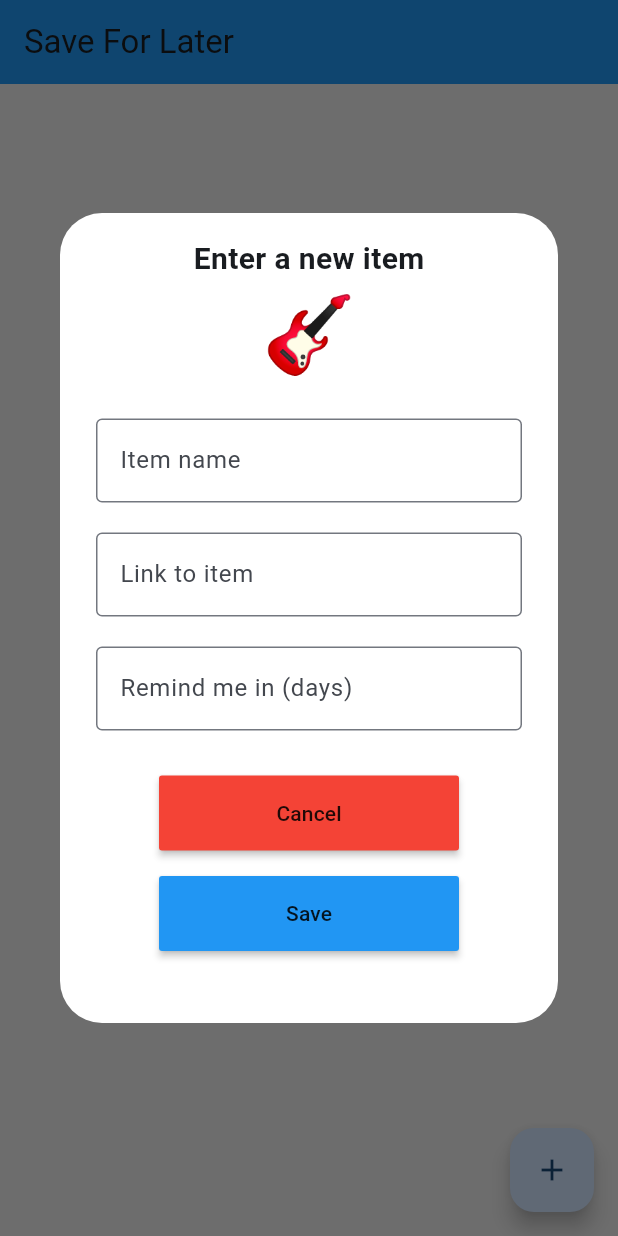
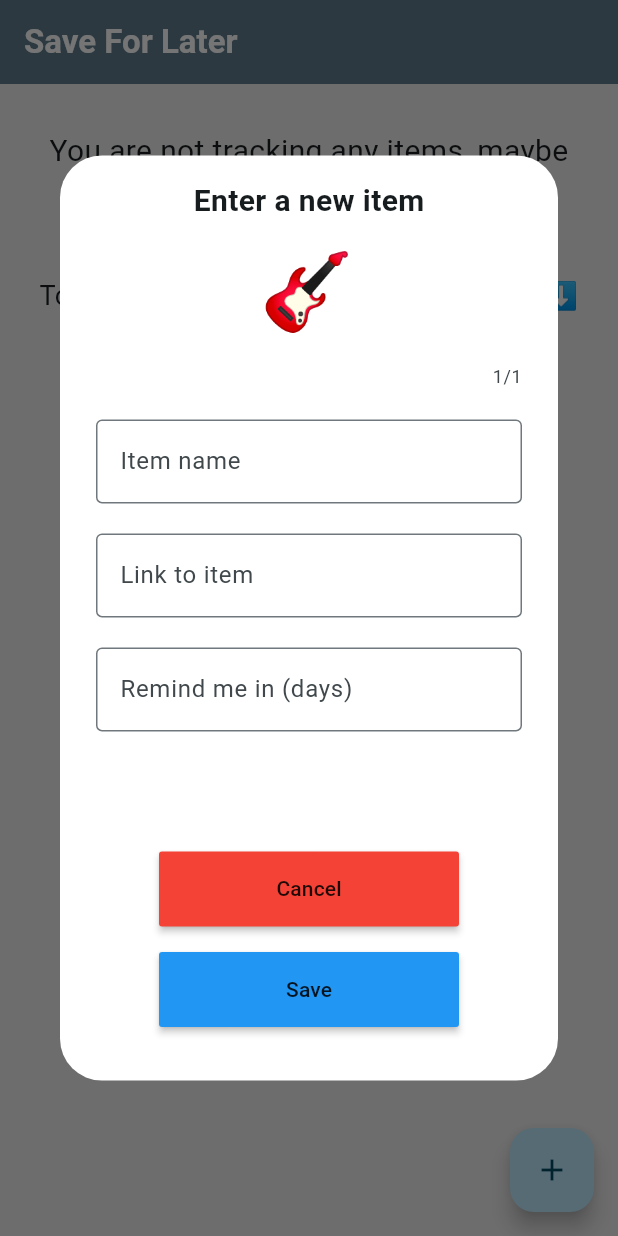
Before and after one commit to msetaro/SaveForLater, a Flutter app: the screen it shows after launch, after a tap on the "add" icon, on a phone screen of 412 x 824 dp. Run offline on Flutter 3.47's test engine with Material 3 defaults, Android fonts, the phone set to English and light mode, and no system bars; our stand-ins replace emoji_picker_flutter, flutter_slidable, hive_flutter; accounts and stored records are empty.

Commit message:
emoji picking kinda

```diff
--- a/lib/home_page.dart
+++ b/lib/home_page.dart
@@ -1,11 +1,14 @@
 import 'dart:math';
 
+import 'package:emoji_picker_flutter/emoji_picker_flutter.dart';
 import 'package:flutter/material.dart';
 import 'package:flutter/services.dart';
 import 'package:hive_flutter/hive_flutter.dart';
 import 'package:save_for_later/util/database.dart';
 import 'package:save_for_later/util/for_later_tile.dart';
 import 'package:save_for_later/util/tile_model.dart';
+
+import 'package:flutter/foundation.dart' as foundation;
 
 class HomePage extends StatefulWidget {
   const HomePage({super.key});
@@ -19,6 +22,7 @@ class _HomePageState extends State<HomePage> {
   final TextEditingController _itemNameController = TextEditingController();
   final TextEditingController _linkController = TextEditingController();
   final TextEditingController _reminderIntController = TextEditingController();
+  final TextEditingController _emojiPickerController = TextEditingController();
 
   Database db = Database();
   String chosenEmoji = "";
@@ -47,6 +51,7 @@ class _HomePageState extends State<HomePage> {
     _itemNameController.clear();
     _linkController.clear();
     _reminderIntController.clear();
+    _emojiPickerController.clear();
     Navigator.of(context).pop();
   }
 
@@ -56,7 +61,7 @@ class _HomePageState extends State<HomePage> {
     setState(() {
           db.storage.add(
           TileModel(
-            emoji: '🩷',
+            emoji: _emojiPickerController.text,
             customName: _itemNameController.text,
             linkToProduct: _linkController.text,
             daysTillNotification: int.parse(_reminderIntController.text)
@@ -77,15 +82,17 @@ class _HomePageState extends State<HomePage> {
   }
 
   void createNewItem() {
-    chosenEmoji = randEmoji();
+    _emojiPickerController.text = randEmoji();
     showDialog(
       context: context,
+      barrierDismissible: false,
       builder: (context) {
         return AlertDialog(
           backgroundColor: Colors.white,
-          content: Container(
-            height: 500,
-            width: 400,
+          content: SingleChildScrollView(
+            child: Container(
+              height: MediaQuery.of(context).size.height * .70,
+              width: MediaQuery.of(context).size.width,
               child: Column(
                 children: [
                   const Text(
@@ -97,10 +104,19 @@ class _HomePageState extends State<HomePage> {
                   ),
 
                   // emoji picker -- need to pick random emoji
-                Text(chosenEmoji,
-                  style:
-                  const TextStyle(fontSize: 50)
+                  TextField(
+                    controller: _emojiPickerController,
+                    style: const TextStyle(fontSize: 50),
+                    keyboardType: TextInputType.text,
+                    maxLength: 1,
+                    textAlign: TextAlign.center,
+                    decoration: const InputDecoration(border: InputBorder.none),
+                    inputFormatters: [FilteringTextInputFormatter.allow(
+                      RegExp(
+                        r'[\u{1F600}-\u{1F64F}\u{1F300}-\u{1F5FF}\u{1F680}-\u{1F6FF}\u{1F700}-\u{1F77F}\u{1F780}-\u{1F7FF}\u{1F800}-\u{1F8FF}\u{1F900}-\u{1F9FF}\u{2600}-\u{26FF}\u{2700}-\u{27BF}]',
+                         unicode: true)),],
                   ),
+
 
                   const SizedBox(height: 20),
 
@@ -137,7 +153,7 @@ class _HomePageState extends State<HomePage> {
                     inputFormatters: [FilteringTextInputFormatter.digitsOnly],
                   ),
 
-                const SizedBox(height: 30),
+                  const SizedBox(height: 80),
 
                   // Cancel
                   MaterialButton(
@@ -161,6 +177,7 @@ class _HomePageState extends State<HomePage> {
 
                 ]),
             ),
+          ),
         );
       }
     );
@@ -176,12 +193,36 @@ class _HomePageState extends State<HomePage> {
       backgroundColor: Colors.grey[200],
 
       appBar: AppBar(
-        backgroundColor: Colors.blue,
-        title: const Text("Save For Later"),
+        backgroundColor: Colors.blueGrey,
+        title: const Text("Save For Later",
+          style: TextStyle(color: Colors.white, fontWeight: FontWeight.bold),),
         elevation: 0,
       ),
 
-      body: ListView.builder(
+      body: Container(
+        child: db.storage.isEmpty ?
+        Container(
+          padding: const EdgeInsets.fromLTRB(10, 30, 10, 30),
+          child:
+              const Column(
+                children: [
+                  Text(
+                    "You are not tracking any items, maybe that's a good thing 😅",
+                    style: TextStyle(fontSize: 20),
+                    textAlign: TextAlign.center,
+                  ),
+
+                  SizedBox(height: 40),
+
+                  Text(
+                    "To add a new item, tap the '+' icon below ⬇️",
+                    style: TextStyle(fontSize: 18),
+                    textAlign: TextAlign.center,
+                  ),
+                ],
+              ),
+              )
+        : ListView.builder(
           itemCount: db.storage.length,
           itemBuilder: (context, index) {
             return ForLaterTile(
@@ -190,6 +231,7 @@ class _HomePageState extends State<HomePage> {
             );
           },
       ),
+      )
     );
   }
 }
--- a/lib/main.dart
+++ b/lib/main.dart
@@ -19,7 +19,7 @@ class MyApp extends StatelessWidget {
   Widget build(BuildContext context) {
     return MaterialApp(
       theme: ThemeData(
-        colorScheme: ColorScheme.fromSeed(seedColor: Colors.blue),
+        colorScheme: ColorScheme.fromSeed(seedColor: Colors.blueGrey),
         useMaterial3: true,
       ),
       home: const HomePage(),
--- a/pubspec.yaml
+++ b/pubspec.yaml
@@ -38,6 +38,8 @@ dependencies:
   flutter_slidable: ^3.0.1
   hive: ^2.2.3
   hive_flutter: ^1.1.0
+  flutter_local_notifications: ^16.3.1
+  emoji_picker_flutter: ^1.6.3
 
 dev_dependencies:
   flutter_test:
```
Also changed, not shown: pubspec.lock, 6 other files. Lines whose indentation alone changed are shown as unchanged.
